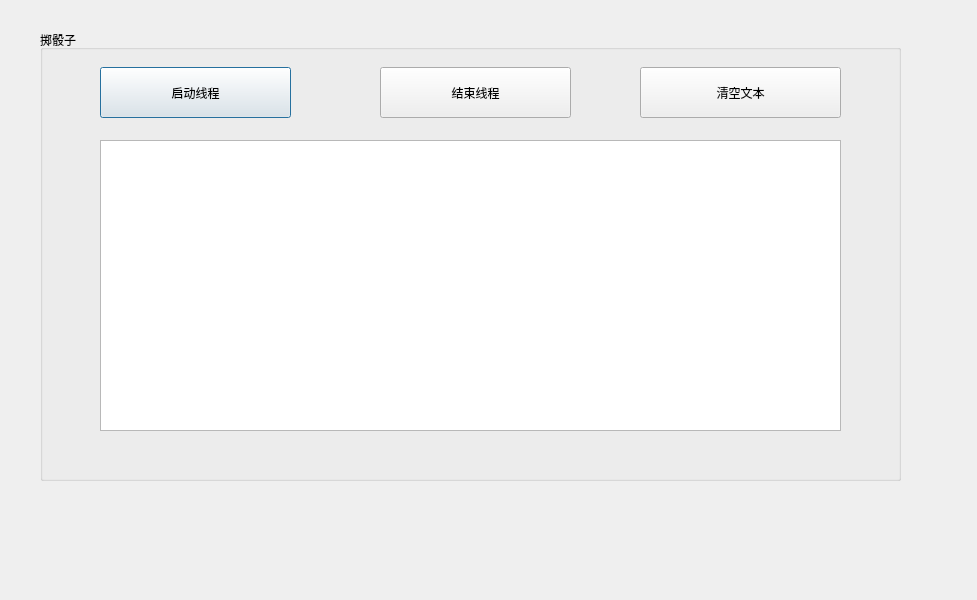
wandoufan/mycode, file study_note/QT_project/thread_waitcondition/dialog.ui: the form before one commit.
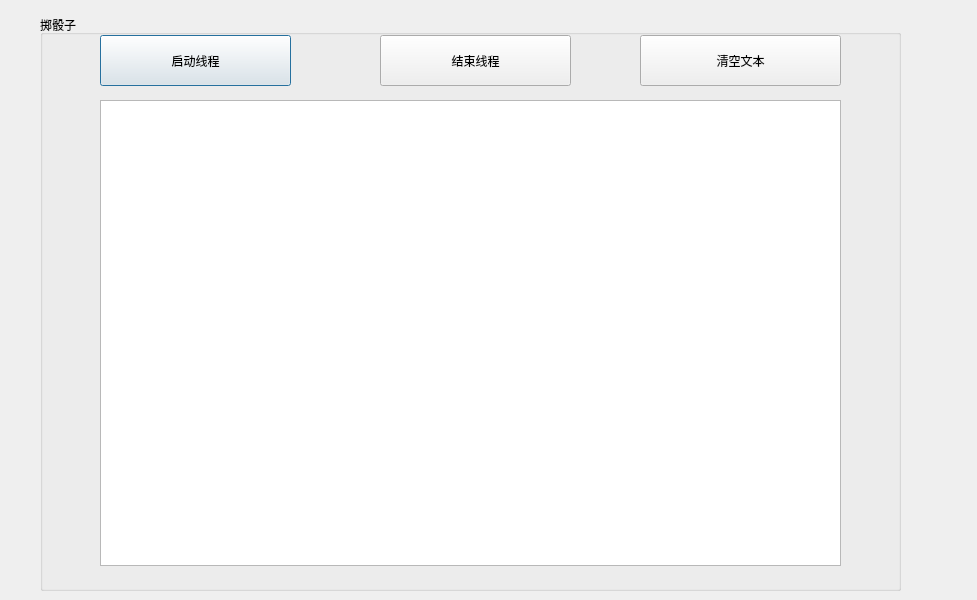
The form after the commit.

Diff of the .ui file:
```diff
--- a/study_note/QT_project/thread_waitcondition/dialog.ui
+++ b/study_note/QT_project/thread_waitcondition/dialog.ui
@@ -17,9 +17,9 @@
    <property name="geometry">
     <rect>
      <x>40</x>
-     <y>30</y>
+     <y>15</y>
      <width>861</width>
-     <height>451</height>
+     <height>576</height>
     </rect>
    </property>
    <property name="title">
@@ -29,7 +29,7 @@
     <property name="geometry">
      <rect>
       <x>60</x>
-      <y>37</y>
+      <y>20</y>
       <width>191</width>
       <height>51</height>
      </rect>
@@ -42,7 +42,7 @@
     <property name="geometry">
      <rect>
       <x>340</x>
-      <y>37</y>
+      <y>20</y>
       <width>191</width>
       <height>51</height>
      </rect>
@@ -55,7 +55,7 @@
     <property name="geometry">
      <rect>
       <x>600</x>
-      <y>37</y>
+      <y>20</y>
       <width>201</width>
       <height>51</height>
      </rect>
@@ -68,9 +68,9 @@
     <property name="geometry">
      <rect>
       <x>60</x>
-      <y>110</y>
+      <y>85</y>
       <width>741</width>
-      <height>291</height>
+      <height>466</height>
      </rect>
     </property>
    </widget>
```
